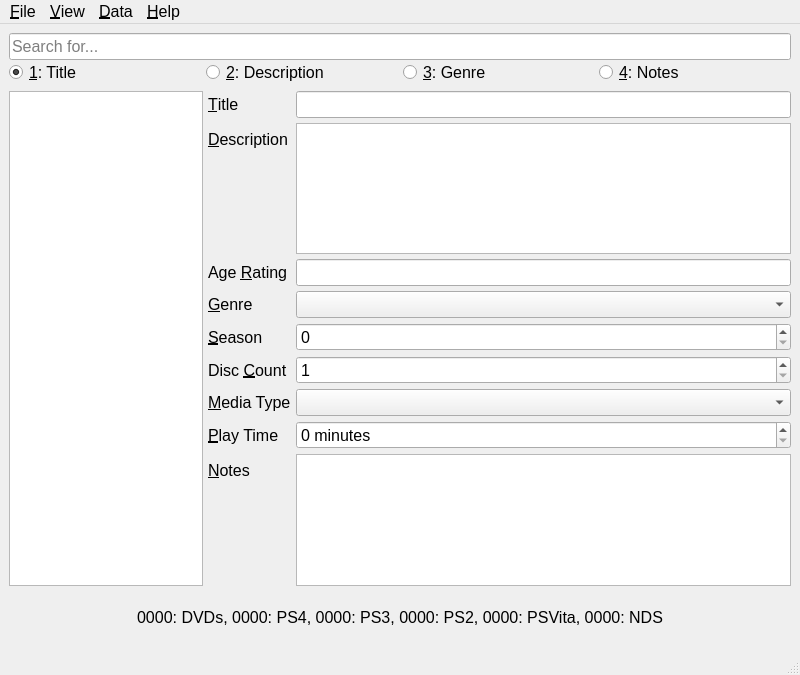
Old version of the form ui_mdb2_main.ui in the repository DivineHermit/Media-Database-v2.
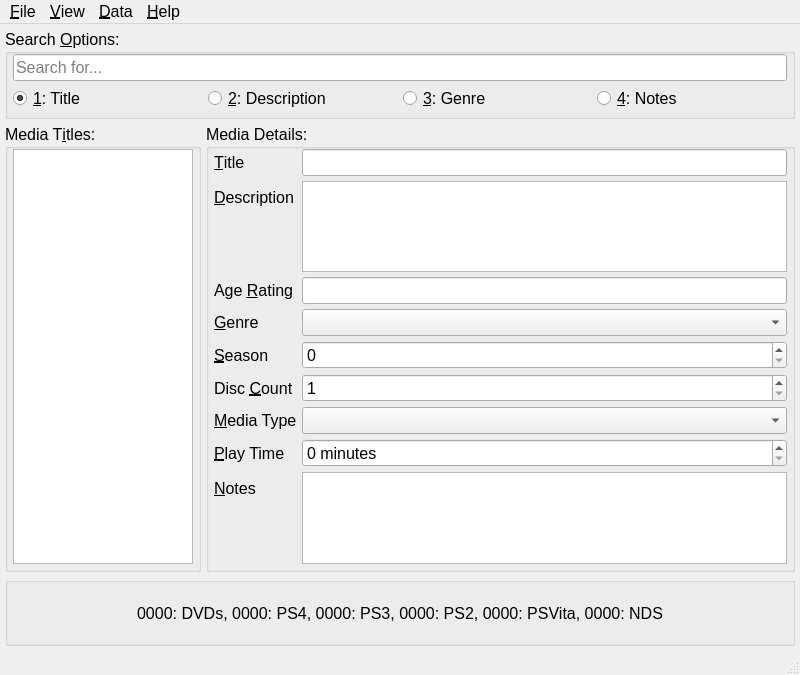
New version of the form.

Commit message: Updated ui_mdb2_main.ui: added some group boxes for cleaner display. Converted other UI files ready to create editing features of the MDB.

```diff
--- a/ui_mdb2_main.ui
+++ b/ui_mdb2_main.ui
@@ -27,15 +27,41 @@
    <string>Media Database</string>
   </property>
   <widget class="QWidget" name="main_window">
-   <layout class="QGridLayout" name="gl_main_window">
+   <layout class="QGridLayout" name="gl_main_window" rowstretch="0,0,0">
+    <property name="leftMargin">
+     <number>5</number>
+    </property>
+    <property name="topMargin">
+     <number>5</number>
+    </property>
+    <property name="rightMargin">
+     <number>5</number>
+    </property>
+    <property name="bottomMargin">
+     <number>5</number>
+    </property>
+    <property name="spacing">
+     <number>5</number>
+    </property>
     <item row="0" column="0">
-     <layout class="QVBoxLayout" name="vl_search">
+     <widget class="QGroupBox" name="gb_search_bar">
+      <property name="title">
+       <string>Search &amp;Options:</string>
+      </property>
+      <layout class="QVBoxLayout" name="vl_search_bar">
       <property name="spacing">
+        <number>5</number>
+       </property>
+       <property name="leftMargin">
+        <number>5</number>
+       </property>
+       <property name="topMargin">
        <number>0</number>
       </property>
-      <item>
-       <layout class="QHBoxLayout" name="hl_search_bar">
-        <property name="spacing">
+       <property name="rightMargin">
+        <number>5</number>
+       </property>
+       <property name="bottomMargin">
          <number>5</number>
         </property>
         <item>
@@ -51,8 +77,6 @@
           </property>
          </widget>
         </item>
-       </layout>
-      </item>
       <item>
        <layout class="QHBoxLayout" name="hl_search_options">
         <property name="spacing">
@@ -164,6 +188,56 @@
        </layout>
       </item>
      </layout>
+     </widget>
+    </item>
+    <item row="2" column="0">
+     <widget class="QGroupBox" name="gb_entry_count">
+      <property name="title">
+       <string/>
+      </property>
+      <layout class="QVBoxLayout" name="vl_count_display">
+       <property name="spacing">
+        <number>5</number>
+       </property>
+       <property name="leftMargin">
+        <number>5</number>
+       </property>
+       <property name="topMargin">
+        <number>5</number>
+       </property>
+       <property name="rightMargin">
+        <number>5</number>
+       </property>
+       <property name="bottomMargin">
+        <number>5</number>
+       </property>
+       <item>
+        <widget class="QLabel" name="lbl_entries_count">
+         <property name="minimumSize">
+          <size>
+           <width>0</width>
+           <height>50</height>
+          </size>
+         </property>
+         <property name="font">
+          <font>
+           <family>Arial</family>
+           <pointsize>12</pointsize>
+          </font>
+         </property>
+         <property name="text">
+          <string>0000: DVDs, 0000: PS4, 0000: PS3, 0000: PS2, 0000: PSVita, 0000: NDS</string>
+         </property>
+         <property name="alignment">
+          <set>Qt::AlignCenter</set>
+         </property>
+         <property name="wordWrap">
+          <bool>true</bool>
+         </property>
+        </widget>
+       </item>
+      </layout>
+     </widget>
     </item>
     <item row="1" column="0">
      <layout class="QHBoxLayout" name="hl_media_display" stretch="1,3">
@@ -171,10 +245,26 @@
        <number>5</number>
       </property>
       <item>
-       <layout class="QVBoxLayout" name="vl_database_display">
+       <widget class="QGroupBox" name="gb_media_titles">
+        <property name="title">
+         <string>Media T&amp;itles:</string>
+        </property>
+        <layout class="QVBoxLayout" name="vl_entries_list">
         <property name="spacing">
          <number>5</number>
         </property>
+         <property name="leftMargin">
+          <number>5</number>
+         </property>
+         <property name="topMargin">
+          <number>0</number>
+         </property>
+         <property name="rightMargin">
+          <number>5</number>
+         </property>
+         <property name="bottomMargin">
+          <number>5</number>
+         </property>
         <item>
          <widget class="QListView" name="lst_media_list">
           <property name="font">
@@ -186,8 +276,30 @@
          </widget>
         </item>
        </layout>
+       </widget>
       </item>
       <item>
+       <widget class="QGroupBox" name="gb_entries_info">
+        <property name="title">
+         <string>Media Details:</string>
+        </property>
+        <layout class="QGridLayout" name="gl_details" rowstretch="0" columnstretch="0">
+         <property name="leftMargin">
+          <number>5</number>
+         </property>
+         <property name="topMargin">
+          <number>0</number>
+         </property>
+         <property name="rightMargin">
+          <number>5</number>
+         </property>
+         <property name="bottomMargin">
+          <number>5</number>
+         </property>
+         <property name="spacing">
+          <number>5</number>
+         </property>
+         <item row="0" column="0">
        <layout class="QFormLayout" name="fl_info">
         <property name="horizontalSpacing">
          <number>5</number>
@@ -447,35 +559,6 @@
        </layout>
       </item>
      </layout>
-    </item>
-    <item row="2" column="0">
-     <layout class="QHBoxLayout" name="hl_status">
-      <property name="spacing">
-       <number>5</number>
-      </property>
-      <item>
-       <widget class="QLabel" name="lbl_entries_count">
-        <property name="minimumSize">
-         <size>
-          <width>0</width>
-          <height>50</height>
-         </size>
-        </property>
-        <property name="font">
-         <font>
-          <family>Arial</family>
-          <pointsize>12</pointsize>
-         </font>
-        </property>
-        <property name="text">
-         <string>0000: DVDs, 0000: PS4, 0000: PS3, 0000: PS2, 0000: PSVita, 0000: NDS</string>
-        </property>
-        <property name="alignment">
-         <set>Qt::AlignCenter</set>
-        </property>
-        <property name="wordWrap">
-         <bool>true</bool>
-        </property>
        </widget>
       </item>
      </layout>
```
Left out of the diff: 1 changed line with no effect on the pictures. Lines whose indentation alone changed are shown as unchanged. The commit also changes 6 other files.
